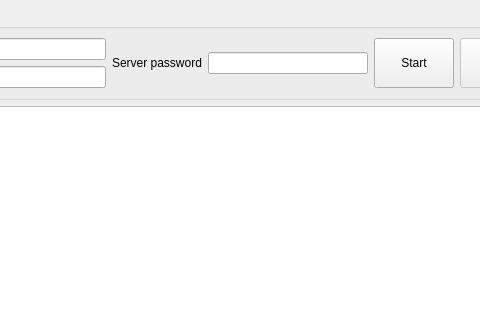
This is mainwindow.ui in aalesv/FastECU-broker as Qt 5 draws it before an edit; both pictures show x 239 to 719 and y 0 to 320 of the 800 by 600 pixel window. The edited form follows.
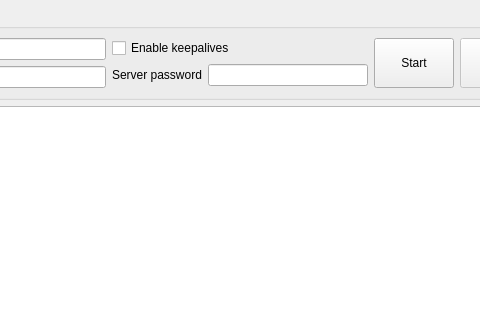
This is the edited form.

Commit message: Enable/disable keepalives on the fly

Patch:
```diff
--- a/mainwindow.ui
+++ b/mainwindow.ui
@@ -95,6 +95,16 @@
        </item>
        <item>
         <layout class="QVBoxLayout" name="verticalLayout_4">
+         <item>
+          <widget class="QCheckBox" name="checkBox_enable_keepalives">
+           <property name="text">
+            <string>Enable keepalives</string>
+           </property>
+           <property name="checked">
+            <bool>false</bool>
+           </property>
+          </widget>
+         </item>
          <item>
           <layout class="QHBoxLayout" name="horizontalLayout_4">
            <item>
```
The commit also changes 4 other files.
